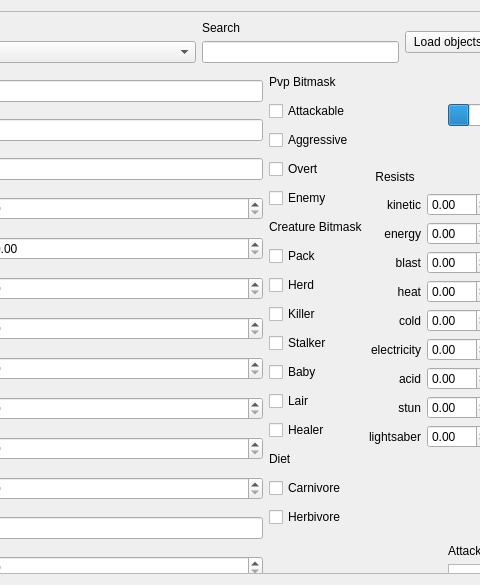
Old version of the form WorldSpawnerTool/creaturemanager.ui in the repository TheAnswer/Tools; both pictures show x 125 to 605 and y 0 to 585 of the 979 by 585 pixel window.
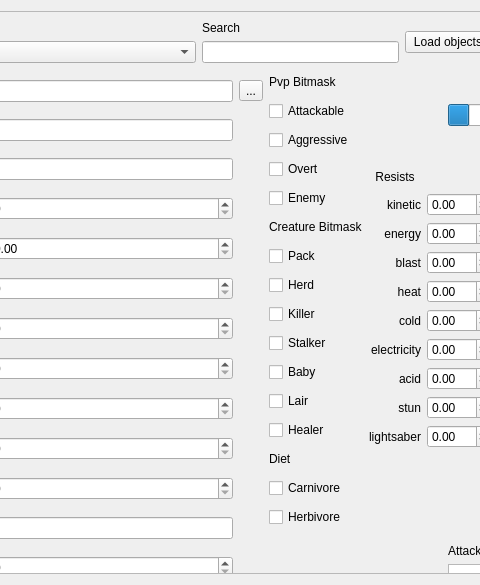
New version of the form.

Commit message: [updated] tool added stf viewer and creature name checker

The edit to the form file:
```diff
--- a/WorldSpawnerTool/creaturemanager.ui
+++ b/WorldSpawnerTool/creaturemanager.ui
@@ -425,6 +425,13 @@
          <item row="18" column="1">
           <widget class="QLineEdit" name="lineEdit_ConversationTemplate"/>
          </item>
+         <item row="0" column="2">
+          <widget class="QToolButton" name="toolButton_name">
+           <property name="text">
+            <string>...</string>
+           </property>
+          </widget>
+         </item>
         </layout>
        </item>
        <item row="1" column="1" rowspan="4" colspan="2">
```
The commit also changes 12 other files.
